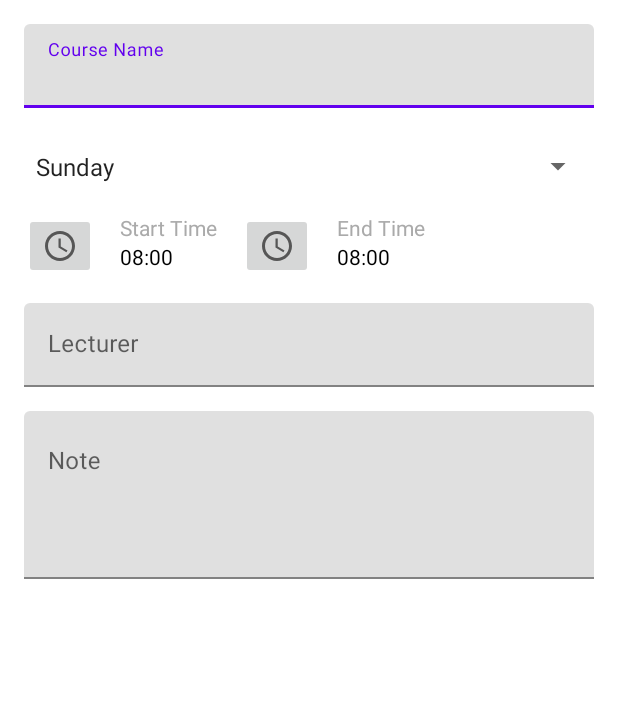
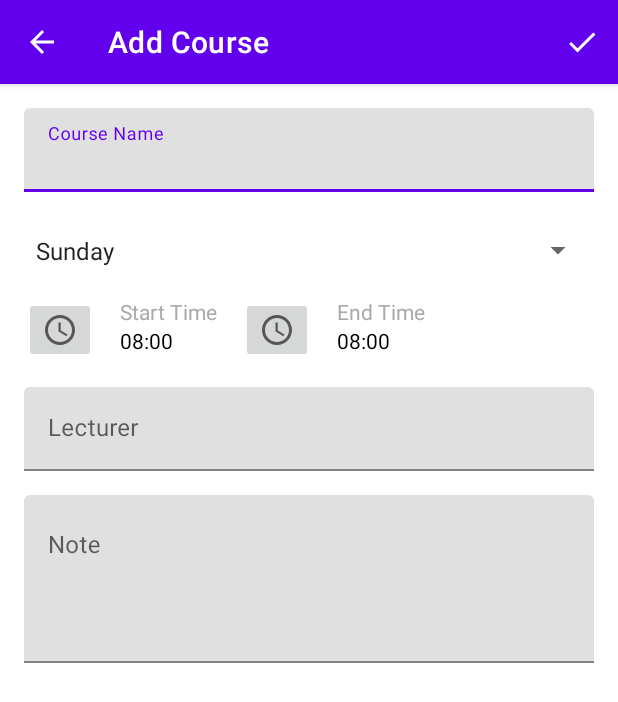
Before and after one commit to ricky-kiva/andro-aad-sim-course, an Android app: the AddCourseActivity screen opened directly, with no data from a screen before it, on a phone screen of 412 x 824 dp. Shown: the top 702 px of the screen. Run offline under Robolectric (Android 15) with nearby library versions, the light colour scheme and no system bars; our stand-ins replace paging; libraries missing offline, so code that uses them is left out: androidx.paging.

Commit message:
fix AddCourse menu

```diff
--- a/app/src/main/AndroidManifest.xml
+++ b/app/src/main/AndroidManifest.xml
@@ -16,8 +16,7 @@
         <activity
             android:name=".ui.add.AddCourseActivity"
             android:exported="false"
-            android:label="@string/add_course"
-            android:theme="@style/Theme.CourseSchedule.NoActionBar" />
+            android:label="@string/add_course" />
         <activity
             android:name=".ui.detail.DetailActivity"
             android:label="@string/detail"
--- a/app/src/main/java/com/dicoding/courseschedule/ui/add/AddCourseActivity.kt
+++ b/app/src/main/java/com/dicoding/courseschedule/ui/add/AddCourseActivity.kt
@@ -3,6 +3,7 @@ package com.dicoding.courseschedule.ui.add
 import androidx.appcompat.app.AppCompatActivity
 import android.os.Bundle
 import android.text.TextUtils
+import android.view.Menu
 import android.view.MenuItem
 import android.widget.*
 import androidx.lifecycle.ViewModelProvider
@@ -27,6 +28,8 @@ class AddCourseActivity : AppCompatActivity(), TimePickerFragment.DialogTimeList
     override fun onCreate(savedInstanceState: Bundle?) {
         super.onCreate(savedInstanceState)
         setContentView(R.layout.activity_add_course)
+
+        supportActionBar?.setDisplayHomeAsUpEnabled(true)
 
         courseNameEditText = findViewById(R.id.ed_course_name)
         daySpinner = findViewById(R.id.spinner_day)
@@ -98,6 +101,11 @@ class AddCourseActivity : AppCompatActivity(), TimePickerFragment.DialogTimeList
         }
     }
 
+    override fun onCreateOptionsMenu(menu: Menu?): Boolean {
+        menuInflater.inflate(R.menu.menu_add, menu)
+        return true
+    }
+
     override fun onOptionsItemSelected(item: MenuItem): Boolean {
         return when (item.itemId) {
             android.R.id.home -> {
@@ -108,7 +116,7 @@ class AddCourseActivity : AppCompatActivity(), TimePickerFragment.DialogTimeList
                 saveCourse()
                 true
             }
-            else -> super.onOptionsItemSelected(item)
+            else -> true
         }
     }
 
```
